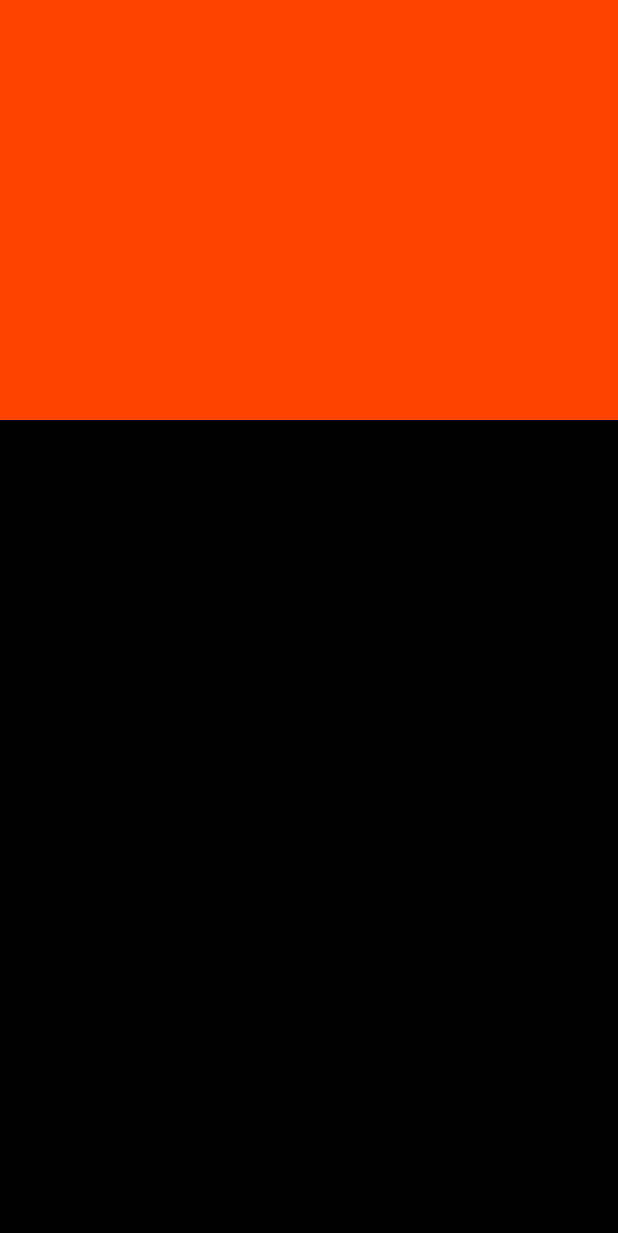
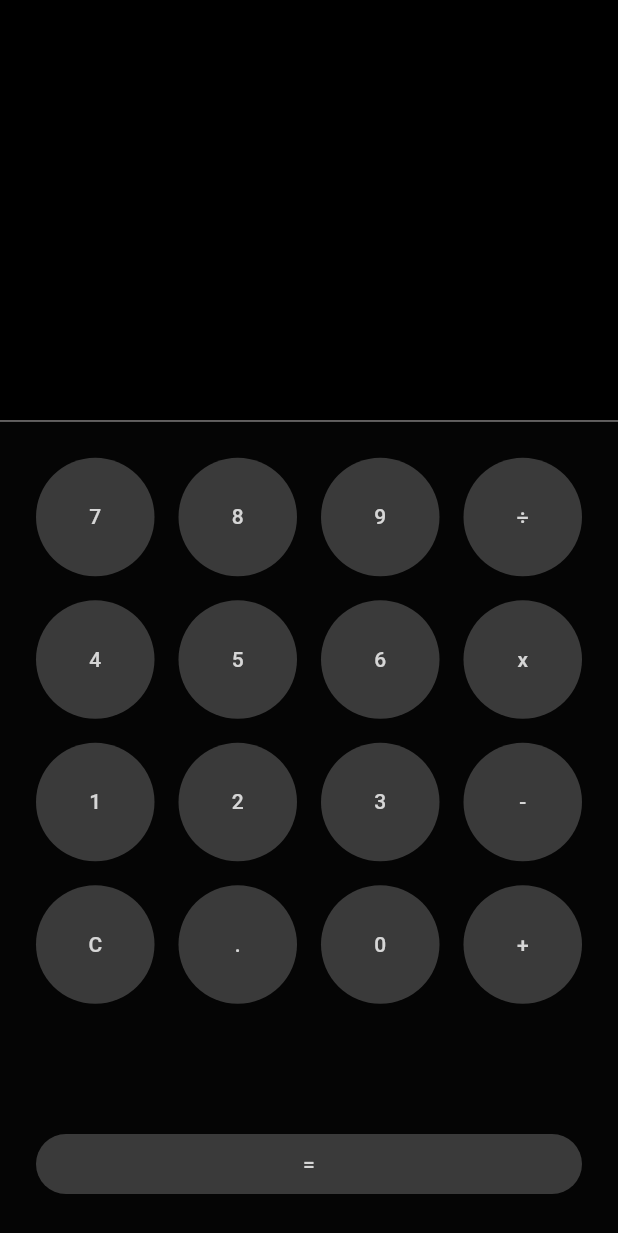
Before and after one commit to CrazyRikin/calculator, a Flutter app: the screen it shows after launch, on a phone screen of 412 x 824 dp. Shown: the top 1233 px of the screen. Run offline on Flutter 3.47's test engine with Material 3 defaults, Android fonts, the phone set to English and light mode, and no system bars.

Commit message:
HomePageComplete . logic is yet to be added

```diff
--- a/lib/pages/home_page.dart
+++ b/lib/pages/home_page.dart
@@ -1,3 +1,4 @@
+import 'package:calculator/utils/button_texts.dart';
 import 'package:flutter/material.dart';
 
 class HomePage extends StatefulWidget {
@@ -17,13 +18,46 @@ class _HomePageState extends State<HomePage> {
       children: [
         Container(
           height: screenHeight * 0.34,
-          decoration:
-              const BoxDecoration(color: Color.fromARGB(255, 255, 68, 0)),
+          decoration: const BoxDecoration(color: Color.fromARGB(255, 0, 0, 0)),
         ),
         Container(
-          height: screenHeight * 0.66,
-          decoration: const BoxDecoration(color: Color.fromARGB(255, 0, 0, 0)),
-        )
+            padding: const EdgeInsets.all(16),
+            height: screenHeight * 0.66,
+            decoration: const BoxDecoration(
+                border: Border(
+                    top: BorderSide(color: Color.fromARGB(255, 122, 121, 121))),
+                color: Color.fromARGB(255, 5, 5, 5)),
+            child: Column(
+              mainAxisAlignment: MainAxisAlignment.spaceAround,
+              children: [
+                Expanded(
+                  child: GridView.builder(
+                    itemCount: 16,
+                    gridDelegate:
+                        const SliverGridDelegateWithFixedCrossAxisCount(
+                            crossAxisCount: 4),
+                    itemBuilder: (ctx, index) => Padding(
+                      padding: const EdgeInsets.all(8.0),
+                      child: TextButton(
+                          onPressed: () {}, child: Text(buttonLabels[index])),
+                    ),
+                  ),
+                ),
+                Container(
+                  padding: const EdgeInsets.all(8),
+                  width: MediaQuery.of(context).size.width,
+                  child: TextButton(
+                    style: const ButtonStyle(
+                      shape: MaterialStatePropertyAll(RoundedRectangleBorder(
+                          borderRadius:
+                              BorderRadius.all(Radius.circular(500)))),
+                    ),
+                    onPressed: () {},
+                    child: const Text("="),
+                  ),
+                )
+              ],
+            ))
       ],
     ));
   }
--- /dev/null
+++ b/lib/utils/button_texts.dart
@@ -0,0 +1,18 @@
+List<String> buttonLabels = [
+  '7',
+  '8',
+  '9',
+  '÷',
+  '4',
+  '5',
+  '6',
+  'x',
+  '1',
+  '2',
+  '3',
+  '-',
+  'C',
+  '.',
+  '0',
+  '+'
+];
--- a/lib/utils/theme_data.dart
+++ b/lib/utils/theme_data.dart
@@ -1,8 +1,15 @@
 import 'package:flutter/material.dart';
 
-var kColorTheme = ThemeData.from(
+var kColorTheme = ThemeData(
+  useMaterial3: true,
+  textButtonTheme: const TextButtonThemeData(
+      style: ButtonStyle(
+          shape: MaterialStatePropertyAll(CircleBorder(eccentricity: 0)),
+          padding: MaterialStatePropertyAll(EdgeInsets.all(8)),
+          foregroundColor:
+              MaterialStatePropertyAll(Color.fromARGB(202, 255, 255, 255)),
+          backgroundColor:
+              MaterialStatePropertyAll(Color.fromARGB(192, 75, 75, 75)))),
   colorScheme: ColorScheme.fromSeed(
-      brightness: Brightness.dark,
-      seedColor: Colors.black
-      ),
+      brightness: Brightness.dark, seedColor: Colors.black),
 );
```
